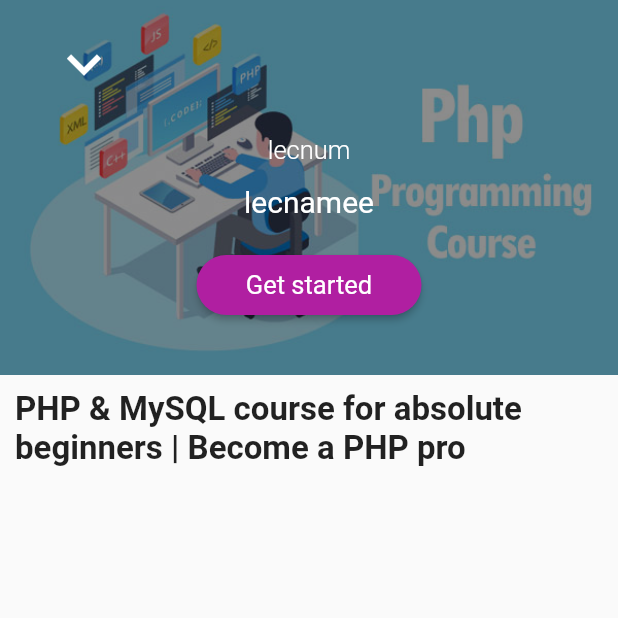
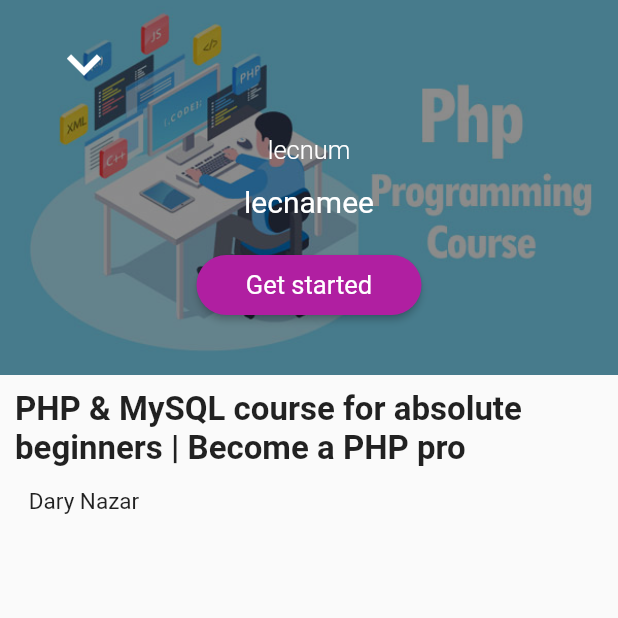
Before and after one commit to mowafiq/udemy_project, a Flutter app: the screen it shows after launch, on a phone screen of 412 x 824 dp, the top half of it. Run offline on Flutter 3.47's test engine with Material 2 defaults, Android fonts, the phone set to English and light mode, and no system bars.

Commit message:
lecr.name

```diff
--- a/lib/bhar/incourse.dart
+++ b/lib/bhar/incourse.dart
@@ -53,8 +53,16 @@ class _InCourseState extends State<InCourse> {
                  Padding(
                      padding: const EdgeInsets.only(left: 10,top: 10),
                       child: Text("PHP & MySQL course for absolute beginners | Become a PHP pro",style: TextStyle(fontSize: 22,fontWeight: FontWeight.w700)),
-                   )
+                   ),
 
+
+          const SizedBox(height: 3,),
+
+
+                Padding(
+                     padding: const EdgeInsets.only(right: 300,top: 10),
+                     child: Text("Dary Nazar",style: TextStyle(fontSize: 15),),
+                  ),
 
 
 
```
